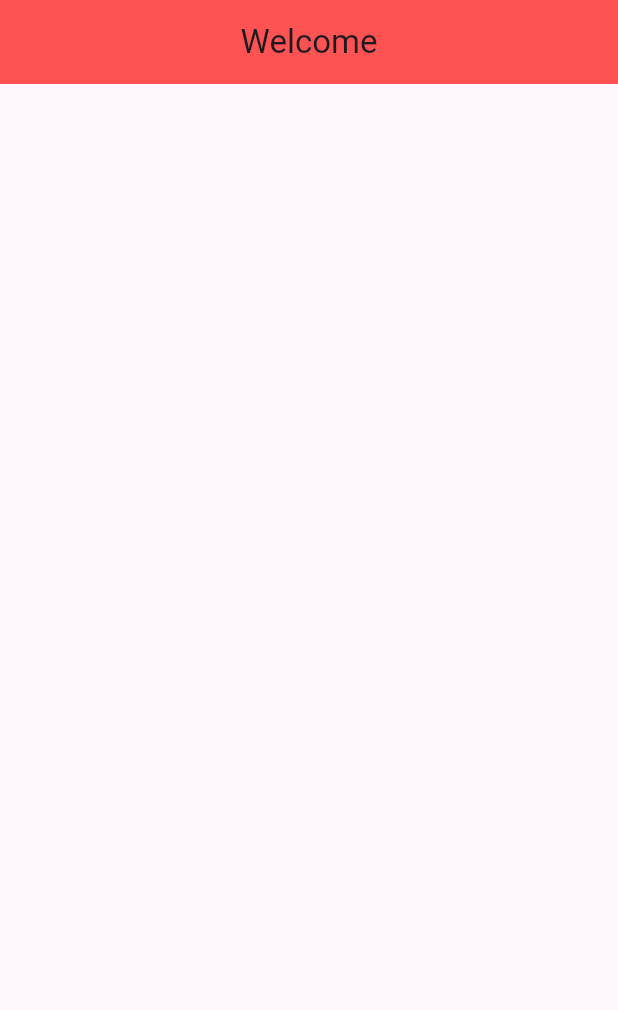
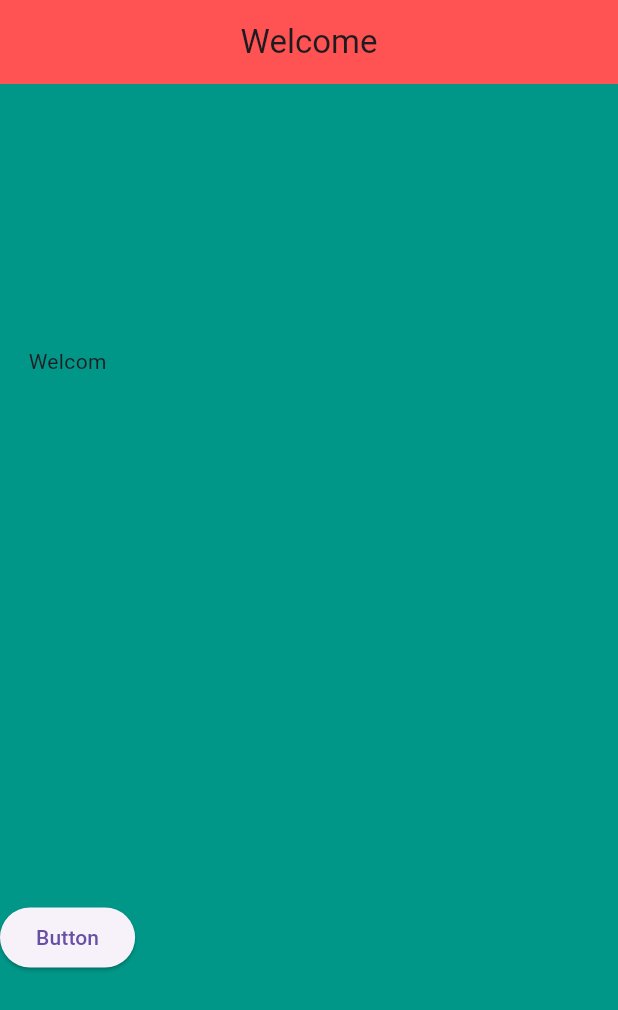
Before and after one commit to Avinashvns/fluttercall, a Flutter app: the screen it shows after launch, on a phone screen of 412 x 824 dp. Shown: the top 1010 px of the screen. Run offline on Flutter 3.47's test engine with Material 3 defaults, Android fonts, the phone set to English and light mode, and no system bars.

Commit message:
text display variable data

```diff
--- a/lib/main.dart
+++ b/lib/main.dart
@@ -1,11 +1,13 @@
 
 import 'package:flutter/material.dart';
+import 'package:fluttercall/Pages/textdisplay.dart';
 
 void main(){
   runApp(MaterialApp(
     debugShowCheckedModeBanner: false,
     routes: {
       '/': (context) => MyApp(),
+      '/second':(context)=> TextDisplay(),
     },
   ));
 }
@@ -21,6 +23,21 @@ class MyApp extends StatelessWidget {
         backgroundColor: Colors.redAccent,
         centerTitle: true,
       ),
+      backgroundColor: Colors.teal,
+      body: SafeArea(
+        child: Column(
+          mainAxisAlignment: MainAxisAlignment.spaceAround,
+          // crossAxisAlignment: CrossAxisAlignment.center,
+          children: [
+            Text("Welcom"),
+            ElevatedButton(child: Text("Button"),
+            onPressed: (){
+              print("Clicked");
+              Navigator.pushNamed(context, '/second');
+            },)
+          ],
+        ),
+      ),
     );
   }
 }
```
Also changed, not shown: lib/Pages/textdisplay.dart (added, +32 -0 lines).
